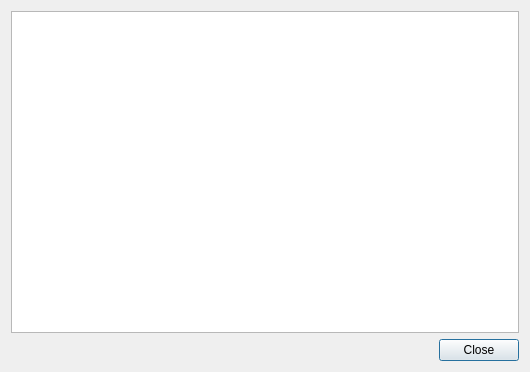
First picture: the form in src/client/ui/certificateview.ui, repository drawpile/Drawpile, before the edit.
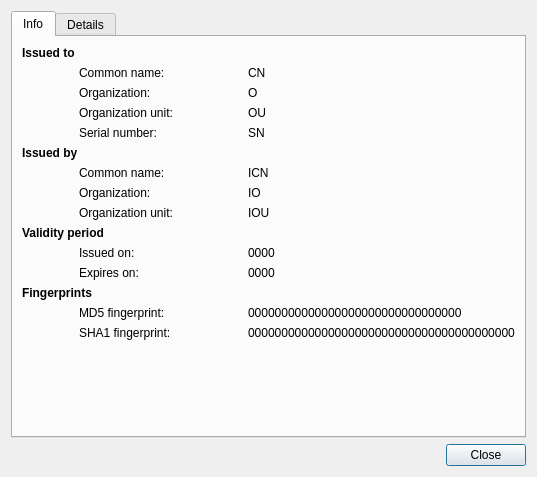
Second picture: the form after the edit.

Commit message: Add "basic info" tab to certificate view dialog

What changed in the file:
```diff
--- a/src/client/ui/certificateview.ui
+++ b/src/client/ui/certificateview.ui
@@ -6,8 +6,8 @@
    <rect>
     <x>0</x>
     <y>0</y>
-    <width>530</width>
-    <height>372</height>
+    <width>537</width>
+    <height>477</height>
    </rect>
   </property>
   <property name="windowTitle">
@@ -15,10 +15,281 @@
   </property>
   <layout class="QVBoxLayout" name="verticalLayout">
    <item>
-    <widget class="QTextEdit" name="certificateText">
-     <property name="readOnly">
-      <bool>true</bool>
+    <widget class="QTabWidget" name="tabWidget">
+     <property name="currentIndex">
+      <number>0</number>
      </property>
+     <widget class="QWidget" name="tab">
+      <attribute name="title">
+       <string>Info</string>
+      </attribute>
+      <layout class="QGridLayout" name="gridLayout" columnstretch="0,0,0,0,0,0,0">
+       <item row="8" column="1" colspan="3">
+        <widget class="QLabel" name="label_10">
+         <property name="text">
+          <string>Organization:</string>
+         </property>
+        </widget>
+       </item>
+       <item row="16" column="1" colspan="3">
+        <widget class="QLabel" name="label_3">
+         <property name="text">
+          <string>SHA1 fingerprint:</string>
+         </property>
+        </widget>
+       </item>
+       <item row="9" column="4" colspan="3">
+        <widget class="QLabel" name="iou_label">
+         <property name="text">
+          <string notr="true">IOU</string>
+         </property>
+         <property name="textFormat">
+          <enum>Qt::PlainText</enum>
+         </property>
+        </widget>
+       </item>
+       <item row="5" column="0" colspan="7">
+        <widget class="QLabel" name="label_8">
+         <property name="text">
+          <string>&lt;html&gt;&lt;head/&gt;&lt;body&gt;&lt;p&gt;&lt;span style=&quot; font-weight:600;&quot;&gt;Issued by&lt;/span&gt;&lt;/p&gt;&lt;/body&gt;&lt;/html&gt;</string>
+         </property>
+        </widget>
+       </item>
+       <item row="12" column="1" colspan="3">
+        <widget class="QLabel" name="label_15">
+         <property name="text">
+          <string>Expires on:</string>
+         </property>
+        </widget>
+       </item>
+       <item row="1" column="0" rowspan="2">
+        <spacer name="horizontalSpacer">
+         <property name="orientation">
+          <enum>Qt::Horizontal</enum>
+         </property>
+         <property name="sizeType">
+          <enum>QSizePolicy::Minimum</enum>
+         </property>
+         <property name="sizeHint" stdset="0">
+          <size>
+           <width>10</width>
+           <height>5</height>
+          </size>
+         </property>
+        </spacer>
+       </item>
+       <item row="3" column="4" colspan="3">
+        <widget class="QLabel" name="orgunit_label">
+         <property name="text">
+          <string notr="true">OU</string>
+         </property>
+         <property name="textFormat">
+          <enum>Qt::PlainText</enum>
+         </property>
+        </widget>
+       </item>
+       <item row="2" column="4" colspan="3">
+        <widget class="QLabel" name="org_label">
+         <property name="text">
+          <string notr="true">O</string>
+         </property>
+         <property name="textFormat">
+          <enum>Qt::PlainText</enum>
+         </property>
+        </widget>
+       </item>
+       <item row="8" column="4" colspan="3">
+        <widget class="QLabel" name="io_label">
+         <property name="text">
+          <string notr="true">IO</string>
+         </property>
+         <property name="textFormat">
+          <enum>Qt::PlainText</enum>
+         </property>
+        </widget>
+       </item>
+       <item row="1" column="4" colspan="3">
+        <widget class="QLabel" name="cn_label">
+         <property name="text">
+          <string notr="true">CN</string>
+         </property>
+         <property name="textFormat">
+          <enum>Qt::PlainText</enum>
+         </property>
+        </widget>
+       </item>
+       <item row="15" column="1" colspan="3">
+        <widget class="QLabel" name="label_2">
+         <property name="text">
+          <string>MD5 fingerprint:</string>
+         </property>
+        </widget>
+       </item>
+       <item row="2" column="1" colspan="3">
+        <widget class="QLabel" name="label_5">
+         <property name="text">
+          <string>Organization:</string>
+         </property>
+        </widget>
+       </item>
+       <item row="9" column="1" colspan="3">
+        <widget class="QLabel" name="label_11">
+         <property name="text">
+          <string>Organization unit:</string>
+         </property>
+        </widget>
+       </item>
+       <item row="11" column="1" colspan="3">
+        <widget class="QLabel" name="label_14">
+         <property name="text">
+          <string>Issued on:</string>
+         </property>
+        </widget>
+       </item>
+       <item row="3" column="1" colspan="3">
+        <widget class="QLabel" name="label_6">
+         <property name="text">
+          <string>Organization unit:</string>
+         </property>
+        </widget>
+       </item>
+       <item row="7" column="1" colspan="3">
+        <widget class="QLabel" name="label_9">
+         <property name="text">
+          <string>Common name:</string>
+         </property>
+        </widget>
+       </item>
+       <item row="4" column="1" colspan="3">
+        <widget class="QLabel" name="label_7">
+         <property name="text">
+          <string>Serial number:</string>
+         </property>
+        </widget>
+       </item>
+       <item row="15" column="4" colspan="3">
+        <widget class="QLabel" name="md5_label">
+         <property name="cursor">
+          <cursorShape>IBeamCursor</cursorShape>
+         </property>
+         <property name="text">
+          <string notr="true">00000000000000000000000000000000</string>
+         </property>
+         <property name="textInteractionFlags">
+          <set>Qt::TextSelectableByKeyboard|Qt::TextSelectableByMouse</set>
+         </property>
+        </widget>
+       </item>
+       <item row="0" column="0" colspan="7">
+        <widget class="QLabel" name="label_4">
+         <property name="text">
+          <string>&lt;html&gt;&lt;head/&gt;&lt;body&gt;&lt;p&gt;&lt;span style=&quot; font-weight:600;&quot;&gt;Issued to&lt;/span&gt;&lt;/p&gt;&lt;/body&gt;&lt;/html&gt;</string>
+         </property>
+        </widget>
+       </item>
+       <item row="7" column="4" colspan="3">
+        <widget class="QLabel" name="icn_label">
+         <property name="text">
+          <string notr="true">ICN</string>
+         </property>
+         <property name="textFormat">
+          <enum>Qt::PlainText</enum>
+         </property>
+        </widget>
+       </item>
+       <item row="1" column="1" colspan="3">
+        <widget class="QLabel" name="label">
+         <property name="text">
+          <string>Common name:</string>
+         </property>
+        </widget>
+       </item>
+       <item row="16" column="4" colspan="3">
+        <widget class="QLabel" name="sha1_label">
+         <property name="cursor">
+          <cursorShape>IBeamCursor</cursorShape>
+         </property>
+         <property name="text">
+          <string notr="true">0000000000000000000000000000000000000000</string>
+         </property>
+         <property name="textInteractionFlags">
+          <set>Qt::TextSelectableByKeyboard|Qt::TextSelectableByMouse</set>
+         </property>
+        </widget>
+       </item>
+       <item row="4" column="4" colspan="3">
+        <widget class="QLabel" name="sn_label">
+         <property name="text">
+          <string notr="true">SN</string>
+         </property>
+         <property name="textFormat">
+          <enum>Qt::PlainText</enum>
+         </property>
+        </widget>
+       </item>
+       <item row="10" column="0" colspan="7">
+        <widget class="QLabel" name="label_12">
+         <property name="text">
+          <string>&lt;html&gt;&lt;head/&gt;&lt;body&gt;&lt;p&gt;&lt;span style=&quot; font-weight:600;&quot;&gt;Validity period&lt;/span&gt;&lt;/p&gt;&lt;/body&gt;&lt;/html&gt;</string>
+         </property>
+        </widget>
+       </item>
+       <item row="13" column="0" rowspan="2" colspan="7">
+        <widget class="QLabel" name="label_13">
+         <property name="text">
+          <string>&lt;html&gt;&lt;head/&gt;&lt;body&gt;&lt;p&gt;&lt;span style=&quot; font-weight:600;&quot;&gt;Fingerprints&lt;/span&gt;&lt;/p&gt;&lt;/body&gt;&lt;/html&gt;</string>
+         </property>
+        </widget>
+       </item>
+       <item row="11" column="4" colspan="3">
+        <widget class="QLabel" name="issuedon_label">
+         <property name="text">
+          <string notr="true">0000</string>
+         </property>
+         <property name="textFormat">
+          <enum>Qt::PlainText</enum>
+         </property>
+        </widget>
+       </item>
+       <item row="12" column="4" colspan="3">
+        <widget class="QLabel" name="expireson_label">
+         <property name="text">
+          <string notr="true">0000</string>
+         </property>
+         <property name="textFormat">
+          <enum>Qt::PlainText</enum>
+         </property>
+        </widget>
+       </item>
+       <item row="17" column="1">
+        <spacer name="verticalSpacer">
+         <property name="orientation">
+          <enum>Qt::Vertical</enum>
+         </property>
+         <property name="sizeHint" stdset="0">
+          <size>
+           <width>10</width>
+           <height>40</height>
+          </size>
+         </property>
+        </spacer>
+       </item>
+      </layout>
+     </widget>
+     <widget class="QWidget" name="tab_2">
+      <attribute name="title">
+       <string>Details</string>
+      </attribute>
+      <layout class="QVBoxLayout" name="verticalLayout_2">
+       <item>
+        <widget class="QTextEdit" name="certificateText">
+         <property name="readOnly">
+          <bool>true</bool>
+         </property>
+        </widget>
+       </item>
+      </layout>
+     </widget>
     </widget>
    </item>
    <item>
```
The commit also changes 1 other file.
